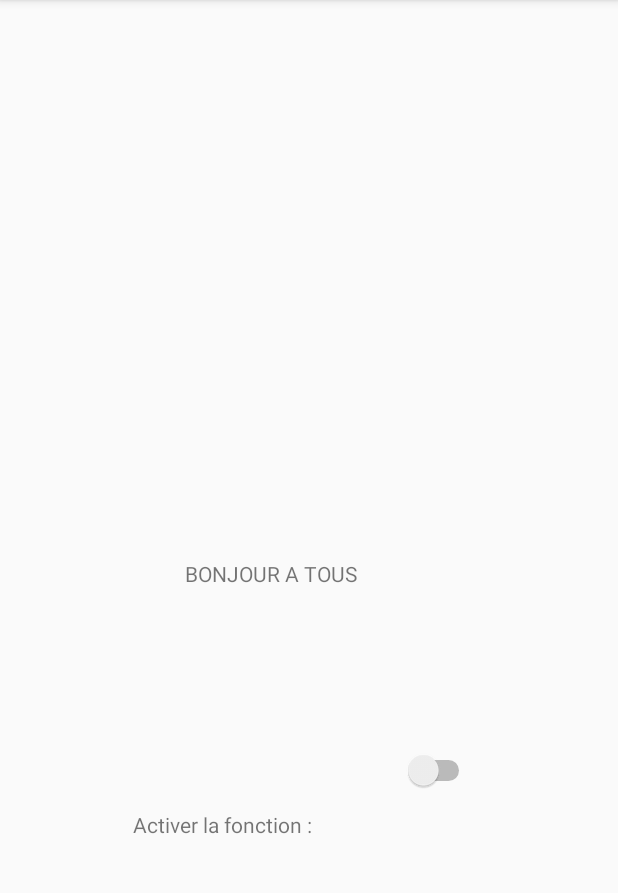
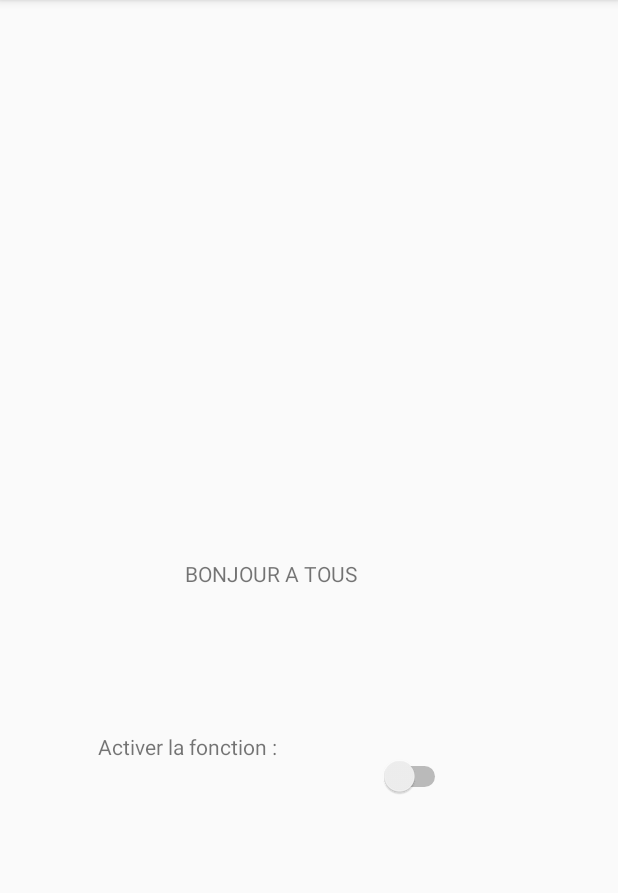
Before and after one commit to TomAvecLeVdsl/FallRinoshield-Android, an Android app: the screen it shows after launch (MainActivity), on a phone screen of 412 x 824 dp, the part 84-977 px from its top. Run offline under Robolectric (Android 15) with nearby library versions, the phone set to English and light mode, and no system bars.

Commit message:
2nd Commit

```diff
--- a/app/src/main/java/fr/tomguillou/fallrinoshield/MainActivity.java
+++ b/app/src/main/java/fr/tomguillou/fallrinoshield/MainActivity.java
@@ -2,13 +2,130 @@ package fr.tomguillou.fallrinoshield;
 
 import androidx.appcompat.app.AppCompatActivity;
 
+import android.content.Context;
+import android.hardware.Sensor;
+import android.hardware.SensorEvent;
+import android.hardware.SensorEventListener;
+import android.hardware.SensorManager;
 import android.os.Bundle;
+import android.os.Message;
+import android.util.Log;
+import android.widget.Toast;
 
-public class MainActivity extends AppCompatActivity {
+import java.text.DecimalFormat;
+import java.util.Collections;
+import java.util.LinkedList;
+
+import static java.lang.Character.SIZE;
+import static java.lang.Math.sqrt;
+
+public class MainActivity extends AppCompatActivity implements SensorEventListener {
+
+    private SensorManager sensorManager;
+    Sensor accelerometer;
+
+    private long lastUpdate = -1;
+
+    private float accel_values[];
+    private float last_accel_values[];
+    LinkedList<Float> samples;
+    public static final String TAG = "MainActivity" ;
+    private final float THRESHOLD =  8f;
+
+//    private int fallThreshold = 10;
+
+    private float mAccelCurrent = SensorManager.GRAVITY_EARTH;
+    private float mAccelLast = SensorManager.GRAVITY_EARTH;
+    private float mAccel = 0.00f;
+
+    private final static int CHECK_INTERVAL = 100;
 
     @Override
     protected void onCreate(Bundle savedInstanceState) {
         super.onCreate(savedInstanceState);
         setContentView(R.layout.activity_main);
+
+        Log.d(TAG,"onCreate : Initialising Sensor") ;
+        sensorManager =(SensorManager) getSystemService(Context.SENSOR_SERVICE);
+        accelerometer = sensorManager.getDefaultSensor(Sensor.TYPE_ACCELEROMETER);
+        sensorManager.registerListener(MainActivity.this, accelerometer, SensorManager.SENSOR_DELAY_NORMAL);
+        Log.d(TAG,"onCreate : Accelerometer Registered") ;
+    }
+
+    @Override
+    public void onSensorChanged(SensorEvent event) {
+        long curTime = System.currentTimeMillis();
+
+        if (event.sensor.getType() == Sensor.TYPE_ACCELEROMETER) {
+            // sampling frequency f= 10Hz.
+            if ((curTime - lastUpdate) > CHECK_INTERVAL) {
+
+                long diffTime = (curTime - lastUpdate);
+                lastUpdate = curTime;
+
+                accel_values = event.values.clone();
+
+                if (last_accel_values != null) {
+
+                    mAccelLast = mAccelCurrent;
+                    mAccelCurrent =(float)Math.sqrt(accel_values[0]* accel_values[0] + accel_values[1]*accel_values[1]
+                            + accel_values[2]*accel_values[2]);
+
+                    // Initial approach
+//                    float delta = mAccelCurrent - mAccelLast;
+//                    mAccel = mAccel * 0.9f + delta;
+
+
+
+                    add(mAccelCurrent);
+                    if (isFull() && isFallDetected()){
+                        Log.w(TAG, "Fall detected by window class");
+
+                    }
+//                    Inital approach
+//                    =====================================
+//                    if (mAccel > fallThreshold) {
+//
+//                        Log.w(TAG, "acceleration greater than threshold");
+//                        // Send the value back to the Activity
+//                        msg = mHandler.obtainMessage(Constants.MESSAGE_EMERGENCY);
+//                        mHandler.sendMessage(msg);
+//                    }
+                }
+
+                last_accel_values = accel_values.clone();
+            }
+        }
+
+    }
+
+    public Boolean isFull(){
+        return (samples.size() > SIZE);
+    }
+    public Boolean isFallDetected(){
+        Float max = Collections.max(samples);
+        Float min = Collections.min(samples);
+        Float diff = Math.abs(max-min);
+
+        // check if min value detected earlier than max
+        Boolean isFall = ( samples.indexOf(max) > samples.indexOf(min) );
+
+        return (diff>THRESHOLD && isFall);
+    }
+
+    public void add(float value){
+        if (!isFull()){
+            samples.add(new Float(value));
+            //add value
+        } else {
+            samples.removeFirst();
+            samples.add(new Float(value));
+        }
+    }
+
+
+    @Override
+    public void onAccuracyChanged(Sensor sensor, int accuracy) {
+
     }
 }
--- a/app/src/main/res/layout/activity_main.xml
+++ b/app/src/main/res/layout/activity_main.xml
@@ -18,12 +18,12 @@
 
     <Switch
         android:id="@+id/switch1"
-        android:layout_width="wrap_content"
-        android:layout_height="wrap_content"
-        android:layout_marginTop="104dp"
+        android:layout_width="55dp"
+        android:layout_height="17dp"
+        android:layout_marginTop="108dp"
         android:text="@string/switch1"
         app:layout_constraintEnd_toEndOf="parent"
-        app:layout_constraintHorizontal_bias="0.739"
+        app:layout_constraintHorizontal_bias="0.688"
         app:layout_constraintStart_toStartOf="parent"
         app:layout_constraintTop_toBottomOf="@+id/textView" />
 
@@ -32,10 +32,10 @@
         android:layout_width="wrap_content"
         android:layout_height="wrap_content"
         android:layout_marginStart="32dp"
-        android:layout_marginTop="540dp"
+        android:layout_marginTop="488dp"
         android:text="@string/activer_la_fonction"
         app:layout_constraintEnd_toStartOf="@+id/switch1"
-        app:layout_constraintHorizontal_bias="0.484"
+        app:layout_constraintHorizontal_bias="0.358"
         app:layout_constraintStart_toStartOf="parent"
         app:layout_constraintTop_toTopOf="parent" />
 
```
